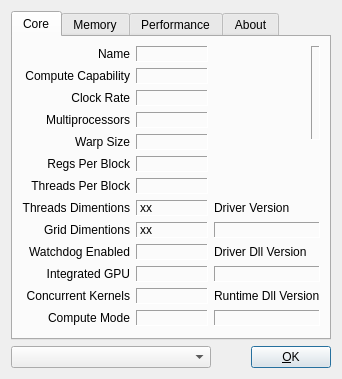
First picture: the form in ui/czdialog.ui, repository spainnoobperez/cuda-z, before the edit.
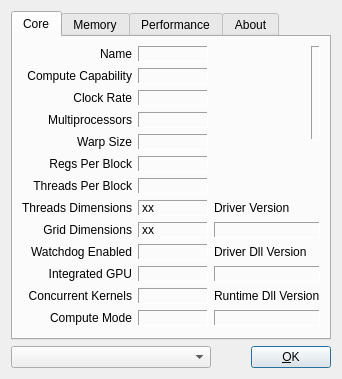
Second picture: the form after the edit. Icons and pictures are not drawn.

The edit to the form file:
```diff
--- a/ui/czdialog.ui
+++ b/ui/czdialog.ui
@@ -250,7 +250,7 @@
        <item row="7" column="0">
         <widget class="QLabel" name="labelThreadsDim">
          <property name="text">
-          <string>Threads Dimentions</string>
+          <string>Threads Dimensions</string>
          </property>
          <property name="alignment">
           <set>Qt::AlignRight|Qt::AlignTrailing|Qt::AlignVCenter</set>
@@ -283,7 +283,7 @@
        <item row="8" column="0">
         <widget class="QLabel" name="labelGridDim">
          <property name="text">
-          <string>Grid Dimentions</string>
+          <string>Grid Dimensions</string>
          </property>
          <property name="alignment">
           <set>Qt::AlignRight|Qt::AlignTrailing|Qt::AlignVCenter</set>
```
